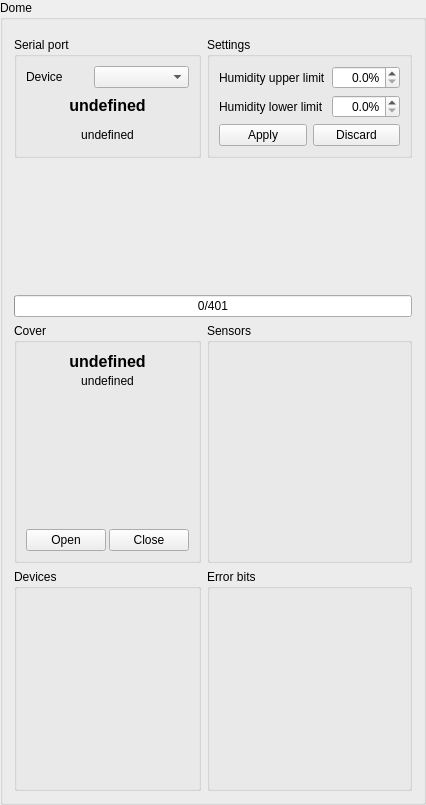
This is widgets/qdome.ui in AMOS-uniba/amos-client as Qt 5 draws it before an edit. The edited form follows.
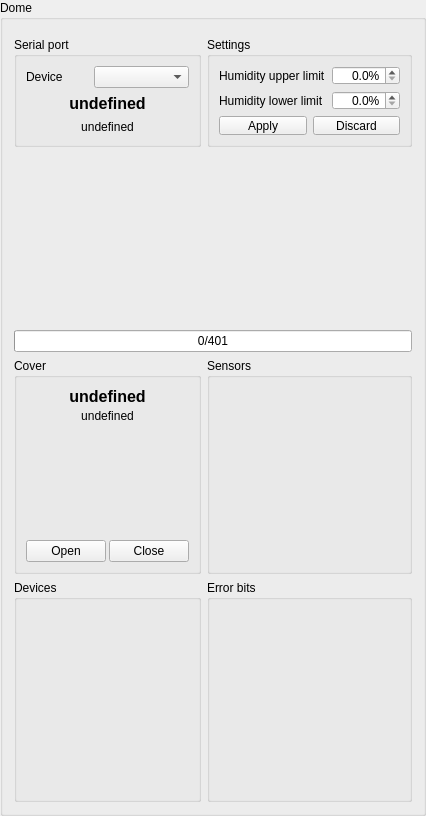
This is the edited form. Custom widgets are drawn as their Qt base class.

```diff
--- a/widgets/qdome.ui
+++ b/widgets/qdome.ui
@@ -2,6 +2,20 @@
 <ui version="4.0">
  <class>QDome</class>
  <widget class="QGroupBox" name="QDome">
+  <property name="geometry">
+   <rect>
+    <x>0</x>
+    <y>0</y>
+    <width>383</width>
+    <height>816</height>
+   </rect>
+  </property>
+  <property name="maximumSize">
+   <size>
+    <width>16777215</width>
+    <height>816</height>
+   </size>
+  </property>
   <property name="windowTitle">
    <string>Dome</string>
   </property>
@@ -17,12 +31,6 @@
        <verstretch>0</verstretch>
       </sizepolicy>
      </property>
-     <property name="minimumSize">
-      <size>
-       <width>0</width>
-       <height>234</height>
-      </size>
-     </property>
      <property name="title">
       <string>Sensors</string>
      </property>
@@ -41,7 +49,13 @@
         <property name="minimumSize">
          <size>
           <width>0</width>
-          <height>20</height>
+          <height>16</height>
+         </size>
+        </property>
+        <property name="maximumSize">
+         <size>
+          <width>16777215</width>
+          <height>16</height>
          </size>
         </property>
        </widget>
@@ -51,7 +65,13 @@
         <property name="minimumSize">
          <size>
           <width>0</width>
-          <height>20</height>
+          <height>16</height>
+         </size>
+        </property>
+        <property name="maximumSize">
+         <size>
+          <width>16777215</width>
+          <height>16</height>
          </size>
         </property>
        </widget>
@@ -61,7 +81,13 @@
         <property name="minimumSize">
          <size>
           <width>0</width>
-          <height>20</height>
+          <height>16</height>
+         </size>
+        </property>
+        <property name="maximumSize">
+         <size>
+          <width>16777215</width>
+          <height>16</height>
          </size>
         </property>
        </widget>
@@ -71,7 +97,13 @@
         <property name="minimumSize">
          <size>
           <width>0</width>
-          <height>20</height>
+          <height>16</height>
+         </size>
+        </property>
+        <property name="maximumSize">
+         <size>
+          <width>16777215</width>
+          <height>16</height>
          </size>
         </property>
        </widget>
@@ -81,7 +113,13 @@
         <property name="minimumSize">
          <size>
           <width>0</width>
-          <height>20</height>
+          <height>16</height>
+         </size>
+        </property>
+        <property name="maximumSize">
+         <size>
+          <width>16777215</width>
+          <height>16</height>
          </size>
         </property>
        </widget>
@@ -91,7 +129,13 @@
         <property name="minimumSize">
          <size>
           <width>0</width>
-          <height>20</height>
+          <height>16</height>
+         </size>
+        </property>
+        <property name="maximumSize">
+         <size>
+          <width>16777215</width>
+          <height>16</height>
          </size>
         </property>
        </widget>
@@ -101,7 +145,13 @@
         <property name="minimumSize">
          <size>
           <width>0</width>
-          <height>20</height>
+          <height>16</height>
+         </size>
+        </property>
+        <property name="maximumSize">
+         <size>
+          <width>16777215</width>
+          <height>16</height>
          </size>
         </property>
        </widget>
@@ -111,7 +161,13 @@
         <property name="minimumSize">
          <size>
           <width>0</width>
-          <height>20</height>
+          <height>16</height>
+         </size>
+        </property>
+        <property name="maximumSize">
+         <size>
+          <width>16777215</width>
+          <height>16</height>
          </size>
         </property>
        </widget>
@@ -127,12 +183,6 @@
        <verstretch>0</verstretch>
       </sizepolicy>
      </property>
-     <property name="minimumSize">
-      <size>
-       <width>0</width>
-       <height>234</height>
-      </size>
-     </property>
      <property name="title">
       <string>Cover</string>
      </property>
@@ -177,7 +227,7 @@
         <property name="minimumSize">
          <size>
           <width>0</width>
-          <height>20</height>
+          <height>16</height>
          </size>
         </property>
        </widget>
@@ -187,7 +237,7 @@
         <property name="minimumSize">
          <size>
           <width>0</width>
-          <height>20</height>
+          <height>16</height>
          </size>
         </property>
        </widget>
@@ -203,7 +253,7 @@
         <property name="minimumSize">
          <size>
           <width>0</width>
-          <height>20</height>
+          <height>16</height>
          </size>
         </property>
        </widget>
@@ -219,7 +269,7 @@
         <property name="minimumSize">
          <size>
           <width>0</width>
-          <height>20</height>
+          <height>16</height>
          </size>
         </property>
        </widget>
@@ -235,7 +285,7 @@
         <property name="minimumSize">
          <size>
           <width>0</width>
-          <height>20</height>
+          <height>16</height>
          </size>
         </property>
        </widget>
@@ -251,7 +301,7 @@
         <property name="minimumSize">
          <size>
           <width>0</width>
-          <height>20</height>
+          <height>16</height>
          </size>
         </property>
        </widget>
@@ -423,6 +473,18 @@
    </item>
    <item row="1" column="0">
     <widget class="QGroupBox" name="gb_serial_port">
+     <property name="minimumSize">
+      <size>
+       <width>0</width>
+       <height>110</height>
+      </size>
+     </property>
+     <property name="maximumSize">
+      <size>
+       <width>16777215</width>
+       <height>110</height>
+      </size>
+     </property>
      <property name="title">
       <string>Serial port</string>
      </property>
@@ -548,6 +610,18 @@
    </item>
    <item row="1" column="1">
     <widget class="QGroupBox" name="group_settings">
+     <property name="minimumSize">
+      <size>
+       <width>0</width>
+       <height>110</height>
+      </size>
+     </property>
+     <property name="maximumSize">
+      <size>
+       <width>16777215</width>
+       <height>110</height>
+      </size>
+     </property>
      <property name="title">
       <string>Settings</string>
      </property>
```
